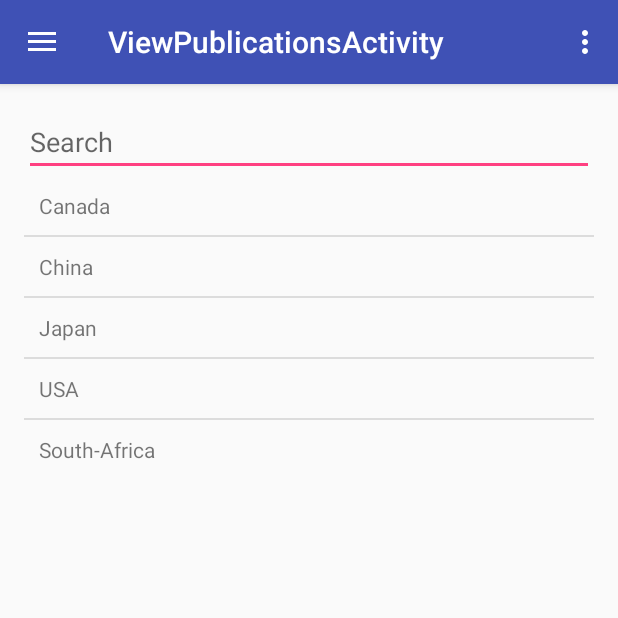
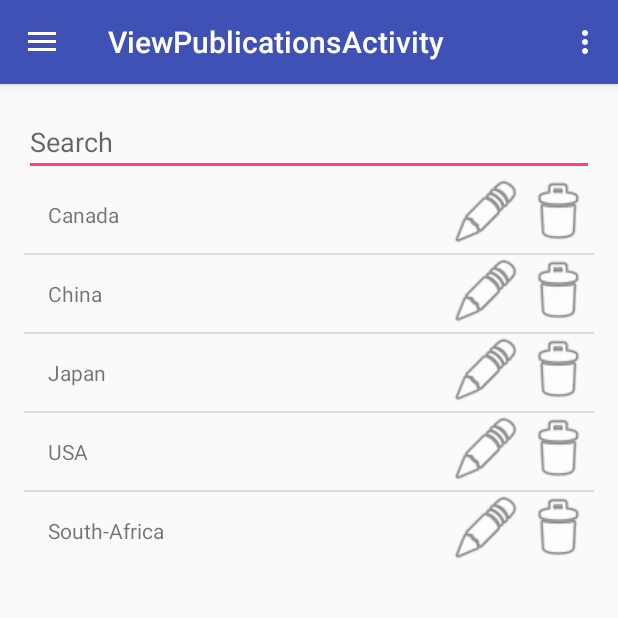
Before and after one commit to andrewbroekman/alpha_android, an Android app: the ViewPublicationsActivity screen opened directly, with no data from a screen before it, on a phone screen of 412 x 824 dp, the top half of it. Run offline under Robolectric (Android 15) with nearby library versions, the phone set to English and light mode, and no system bars.

Commit message:
Designed list view items

```diff
--- a/app/src/main/java/com/codinginfinity/android/ViewPublicationsActivity.java
+++ b/app/src/main/java/com/codinginfinity/android/ViewPublicationsActivity.java
@@ -75,8 +75,9 @@ public class ViewPublicationsActivity extends AppCompatActivity
     public void initList(){
         //load publications into list view
         items=new String[]{"Canada","China","Japan","USA","South-Africa"};
+      //listItems.add("");
         listItems=new ArrayList<>(Arrays.asList(items));
-        adapter=new ArrayAdapter<String>(this,R.layout.list_item_view_publications, R.id.list_view_item_view_publication, listItems);
+        adapter=new ArrayAdapter<String>(this,R.layout.list_item_view_publications, R.id.list_view_item_name_view_publication, listItems);
         listView.setAdapter(adapter);
     }
 
--- a/app/src/main/res/layout/list_item_view_publications.xml
+++ b/app/src/main/res/layout/list_item_view_publications.xml
@@ -1,12 +1,29 @@
 <?xml version="1.0" encoding="utf-8"?>
-<LinearLayout xmlns:android="http://schemas.android.com/apk/res/android"
-    android:orientation="vertical" android:layout_width="match_parent"
-    android:layout_height="match_parent">
+<RelativeLayout xmlns:android="http://schemas.android.com/apk/res/android"
+    android:layout_width="match_parent" android:layout_height="match_parent">
 
     <TextView
-        android:id="@+id/list_view_item_view_publication"
+        android:id="@+id/list_view_item_name_view_publication"
         android:layout_width="match_parent"
         android:layout_height="wrap_content"
-        android:padding="10dp"/>
+        android:padding="16dp"
+        android:layout_toStartOf="@+id/list_view_item_edit_view_publication"
+        android:layout_toLeftOf="@+id/list_view_item_edit_view_publication" />
 
-</LinearLayout>
+    <ImageView
+        android:layout_width="48dp"
+        android:layout_height="48dp"
+        android:id="@+id/list_view_item_edit_view_publication"
+        android:background="@android:drawable/ic_menu_edit"
+        android:layout_alignTop="@+id/list_view_item_delete_view_publication"
+        android:layout_toLeftOf="@+id/list_view_item_delete_view_publication"
+        android:layout_toStartOf="@+id/list_view_item_delete_view_publication" />
+    <ImageView
+        android:layout_width="48dp"
+        android:layout_height="48dp"
+        android:id="@+id/list_view_item_delete_view_publication"
+        android:background="@android:drawable/ic_menu_delete"
+        android:layout_alignParentRight="true"
+        android:layout_alignParentEnd="true" />
+
+</RelativeLayout>
```
